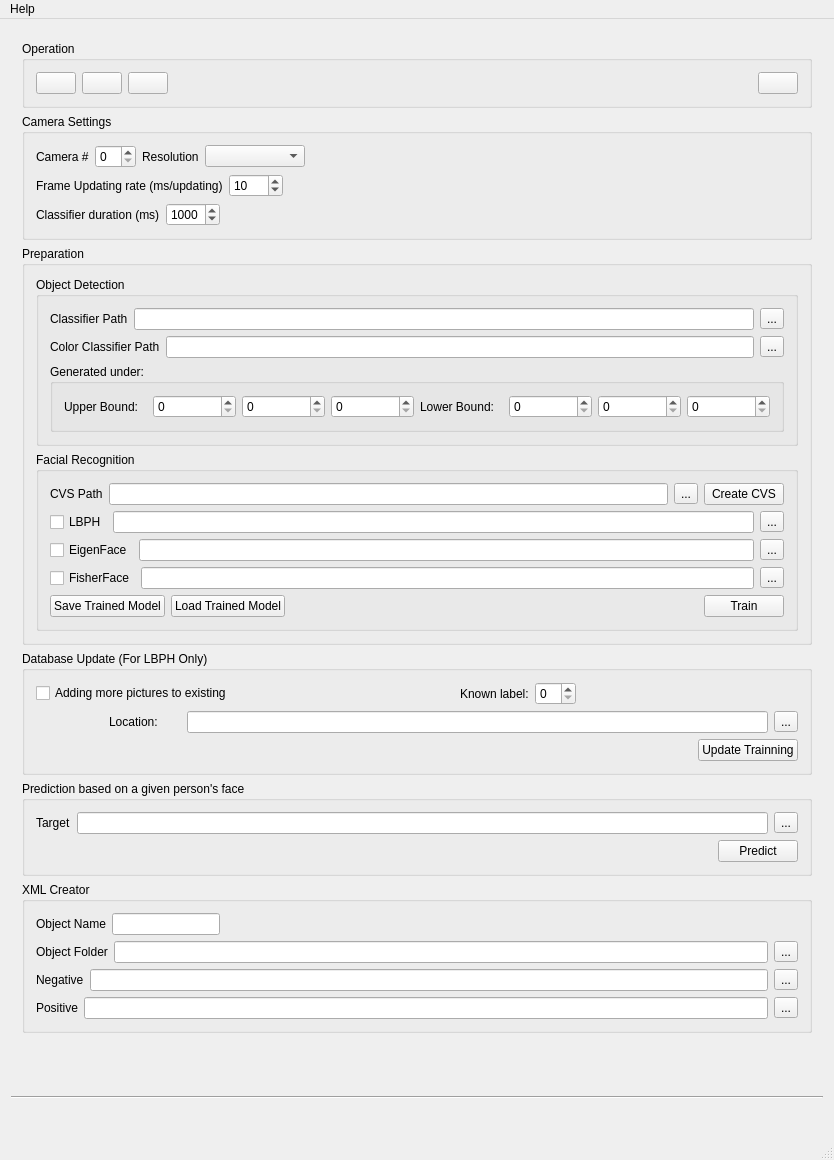
Before: the Qt Designer form recognizer.ui in windsice/Facial-Recognition, drawn with Qt 5.
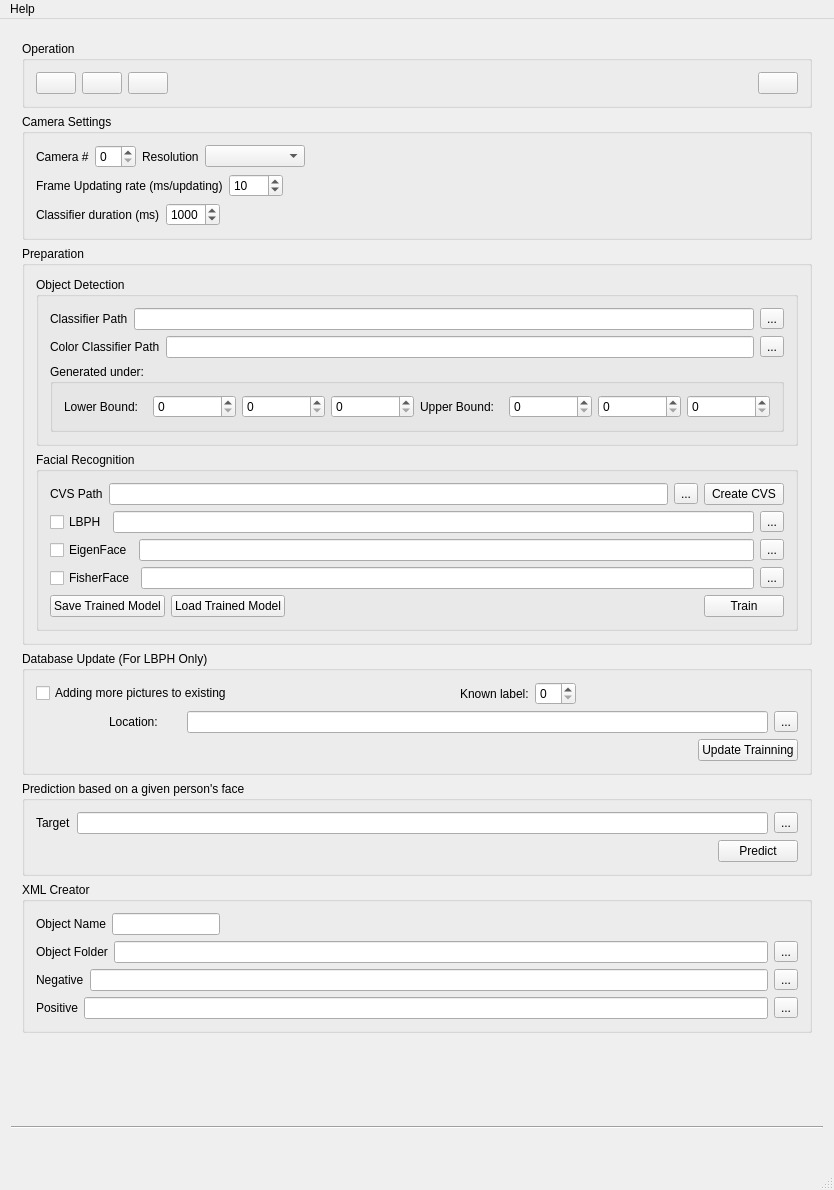
After: the same form once the commit is applied. Icons and pictures are not drawn.

```diff
--- a/recognizer.ui
+++ b/recognizer.ui
@@ -7,7 +7,7 @@
     <x>0</x>
     <y>0</y>
     <width>834</width>
-    <height>1160</height>
+    <height>1190</height>
    </rect>
   </property>
   <property name="windowTitle">
@@ -356,38 +356,6 @@
                  <string>Generated under:</string>
                 </property>
                 <layout class="QHBoxLayout" name="horizontalLayout_16">
-                 <item>
-                  <layout class="QHBoxLayout" name="horizontalLayout_15">
-                   <item>
-                    <widget class="QLabel" name="label_3">
-                     <property name="text">
-                      <string>Upper Bound:</string>
-                     </property>
-                    </widget>
-                   </item>
-                   <item>
-                    <widget class="QSpinBox" name="spinBox_UH">
-                     <property name="maximum">
-                      <number>179</number>
-                     </property>
-                    </widget>
-                   </item>
-                   <item>
-                    <widget class="QSpinBox" name="spinBox_US">
-                     <property name="maximum">
-                      <number>255</number>
-                     </property>
-                    </widget>
-                   </item>
-                   <item>
-                    <widget class="QSpinBox" name="spinBox_UV">
-                     <property name="maximum">
-                      <number>255</number>
-                     </property>
-                    </widget>
-                   </item>
-                  </layout>
-                 </item>
                  <item>
                   <layout class="QHBoxLayout" name="horizontalLayout_12">
                    <item>
@@ -420,6 +388,38 @@
                    </item>
                   </layout>
                  </item>
+                 <item>
+                  <layout class="QHBoxLayout" name="horizontalLayout_15">
+                   <item>
+                    <widget class="QLabel" name="label_3">
+                     <property name="text">
+                      <string>Upper Bound:</string>
+                     </property>
+                    </widget>
+                   </item>
+                   <item>
+                    <widget class="QSpinBox" name="spinBox_UH">
+                     <property name="maximum">
+                      <number>179</number>
+                     </property>
+                    </widget>
+                   </item>
+                   <item>
+                    <widget class="QSpinBox" name="spinBox_US">
+                     <property name="maximum">
+                      <number>255</number>
+                     </property>
+                    </widget>
+                   </item>
+                   <item>
+                    <widget class="QSpinBox" name="spinBox_UV">
+                     <property name="maximum">
+                      <number>255</number>
+                     </property>
+                    </widget>
+                   </item>
+                  </layout>
+                 </item>
                 </layout>
                </widget>
               </item>
```
